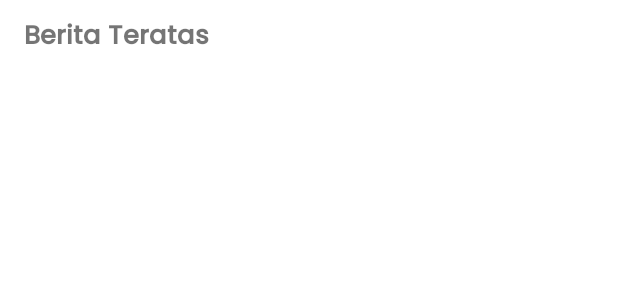
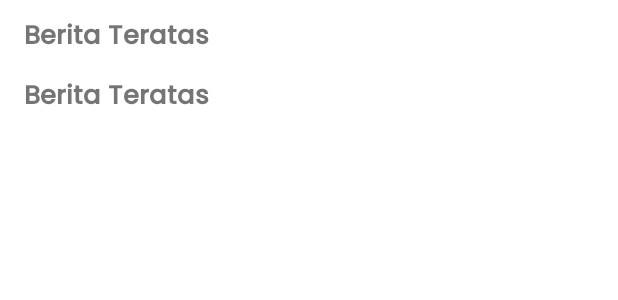
Before and after one commit to fakhri-pradhana/MyTaniApp, an Android app: the layout fragment_discover_news.xml on its own in the app's theme, with its tools: preview values and no code run, on a phone screen of 412 x 824 dp. Shown: the top 300 px of the screen. Run offline under Robolectric (Android 15) with nearby library versions, the phone set to English and light mode, and no system bars.

Commit message:
ini aku gaes

```diff
--- a/app/src/main/res/layout/fragment_discover_news.xml
+++ b/app/src/main/res/layout/fragment_discover_news.xml
@@ -29,6 +29,17 @@
                 android:layout_marginRight="16dp"
                 android:layout_marginTop="10dp"/>
 
+            <TextView
+                android:layout_width="match_parent"
+                android:layout_height="wrap_content"
+                android:textStyle="bold"
+                android:text="Berita Teratas"
+                android:fontFamily="@font/poppins_medium"
+                android:textSize="17sp"
+                android:layout_marginLeft="16dp"
+                android:layout_marginRight="16dp"
+                android:layout_marginTop="10dp"/>
+
             <androidx.recyclerview.widget.RecyclerView
                 android:id="@+id/recylerView"
                 android:scrollbars="vertical"
```
